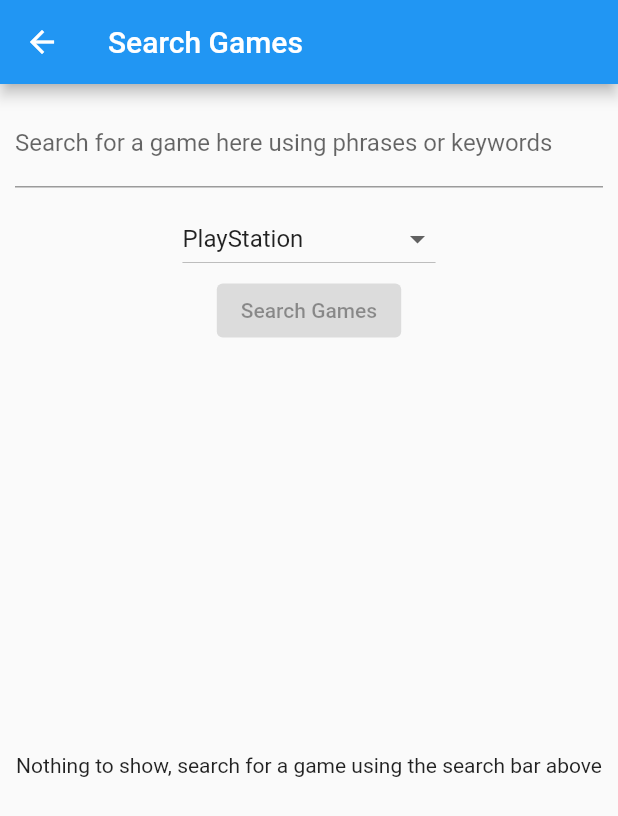
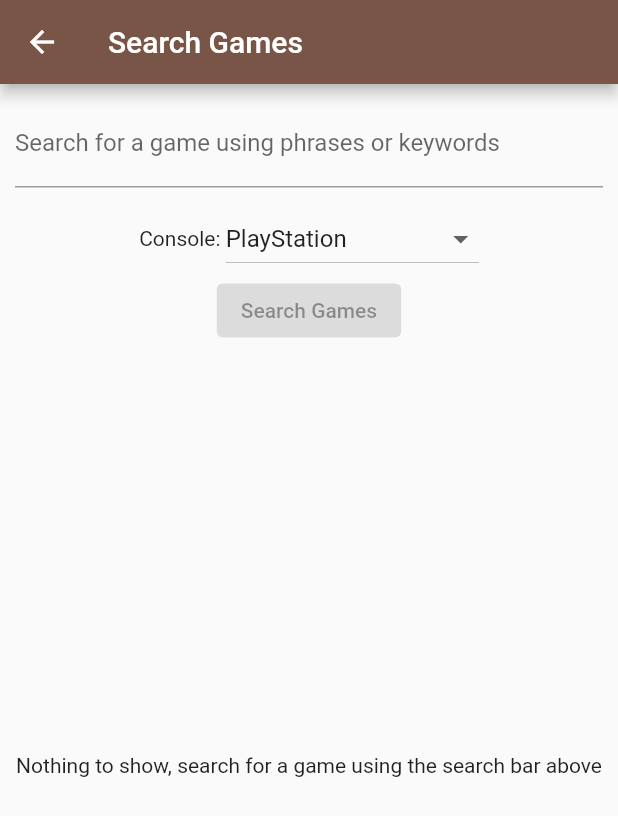
Before and after one commit to DipeshMohanty1098/game-collector-client, a Flutter app: the screen it shows once a user with an empty profile is signed in, after a tap on the "add" icon, on a phone screen of 412 x 824 dp. Shown: the top 816 px of the screen. Run offline on Flutter 3.47's test engine with Material 2 defaults, Android fonts, the phone set to English and light mode, and no system bars; our stand-ins replace cloud_firestore, firebase_auth, firebase_core, flutter_spinkit, google_sign_in, shared_preferences and 1 more; missing offline and left inert: d_chart; accounts and stored records are empty.

Commit message:
added charts and dashboard improved

```diff
--- a/lib/main.dart
+++ b/lib/main.dart
@@ -52,7 +52,7 @@ class _MyAppState extends State<MyApp> {
           // or simply save your changes to "hot reload" in a Flutter IDE).
           // Notice that the counter didn't reset back to zero; the application
           // is not restarted.
-          primarySwatch: Colors.blue,
+          primarySwatch: Colors.brown,
         ),
         home: const Wrapper(),
       ),
--- a/lib/screens/HomePage.dart
+++ b/lib/screens/HomePage.dart
@@ -1,9 +1,9 @@
 import 'dart:developer';
-
+import 'package:d_chart/d_chart.dart';
 import 'package:firebase_auth/firebase_auth.dart';
 import 'package:flutter/material.dart';
+import 'package:game_collector/screens/dashboard/donut_chart.dart';
 import 'package:game_collector/services/auth.dart';
-import 'package:game_collector/screens/auth/login.dart';
 import 'package:game_collector/screens/SearchScreen.dart';
 import 'package:game_collector/services/firebaseservice.dart';
 import 'package:provider/provider.dart';
@@ -20,19 +20,18 @@ class HomePage extends StatefulWidget {
 
 class _HomePageState extends State<HomePage> {
   bool loading = false;
-  bool countLoad = true;
   String text = 'Loading..';
   FirebaseService fbService;
+  Map<String, dynamic> gameDistribution;
   int gameCount = 0;
   @override
   void initState() {
     super.initState();
     //log(widget.firebaseUser.toString());
     fbService = FirebaseService(firebaseUser: widget.firebaseUser);
-    fbService.gameCount().then((value) => {
+    fbService.userInfo().then((value) => {
           setState(() {
-            gameCount = value;
-            countLoad = false;
+            gameDistribution = value;
           })
         });
   }
@@ -53,6 +52,7 @@ class _HomePageState extends State<HomePage> {
         : Scaffold(
             appBar: AppBar(
               title: const Text("Your Dashboard"),
+              centerTitle: true,
               actions: [
                 IconButton(
                     onPressed: () {
@@ -61,13 +61,35 @@ class _HomePageState extends State<HomePage> {
                     icon: const Icon(Icons.power_settings_new))
               ],
             ),
-            body:
-                Column(mainAxisAlignment: MainAxisAlignment.center, children: [
-              Center(child: Text(firebaseUser.displayName)),
+            body: Column(children: [
+              const SizedBox(height: 25.0),
+              Center(
+                  child: Text(
+                "Welcome ${firebaseUser.displayName}!",
+                style: const TextStyle(fontSize: 25),
+              )),
               const SizedBox(height: 20),
-              countLoad
-                  ? const CircularProgressIndicator()
-                  : Text('Total Number of games owned: $gameCount')
+              const Text('Here is a quick summary of your collection'),
+              const SizedBox(height: 20),
+              gameDistribution == null
+                  ? const Center(child: CircularProgressIndicator())
+                  : Card(
+                      elevation: 5,
+                      child: Container(
+                        padding: const EdgeInsets.fromLTRB(0, 50, 0, 50),
+                        child: Distribution(
+                          playStation: gameDistribution['PlayStation'],
+                          playStation2: gameDistribution['PlayStation 2'],
+                          playStation3: gameDistribution['PlayStation 3'],
+                          playStation4: gameDistribution['PlayStation 4'],
+                          playStation5: gameDistribution['PlayStation 5'],
+                          playStationvita: gameDistribution['PlayStation Vita'],
+                          playStationportable:
+                              gameDistribution['PlayStation Portable'],
+                        ),
+                      ),
+                    ),
+              const SizedBox(height: 50),
             ]),
             floatingActionButton: FloatingActionButton(
               onPressed: () {
@@ -82,3 +104,21 @@ class _HomePageState extends State<HomePage> {
           );
   }
 }
+
+
+/*
+SizedBox(
+                      height: 300,
+                      width: 300,
+                      child: Distribution(
+                        playStation: gameDistribution['PlayStation'],
+                        playStation2: gameDistribution['PlayStation 2'],
+                        playStation3: gameDistribution['PlayStation 3'],
+                        playStation4: gameDistribution['PlayStation 4'],
+                        playStation5: gameDistribution['PlayStation 5'],
+                        playStationvita: gameDistribution['PlayStation Vita'],
+                        playStationportable:
+                            gameDistribution['PlayStation Portable'],
+                      ),
+                    ),
+*/
--- a/lib/screens/SearchScreen.dart
+++ b/lib/screens/SearchScreen.dart
@@ -46,8 +46,8 @@ class _SearchScreenState extends State<SearchScreen> {
     setState(() {
       pageNumber += 1;
     });
-    List<dynamic> results =
-        await dbService.getgameResults(searchQuery, "ps3", pageNumber);
+    List<dynamic> results = await dbService.getgameResults(
+        searchQuery, tags[consoleValue], pageNumber);
     if (results.isEmpty) {
       setState(() {
         noMoreResults = true;
@@ -57,7 +57,7 @@ class _SearchScreenState extends State<SearchScreen> {
       setState(() {
         games = newResults;
       });
-      log("AFTER ADDING: ${games.toString()}");
+      //log("AFTER ADDING: ${games.toString()}");
     }
   }
 
@@ -74,10 +74,13 @@ class _SearchScreenState extends State<SearchScreen> {
             child: TextField(
               onChanged: changeText,
               decoration: const InputDecoration(
-                  labelText:
-                      'Search for a game here using phrases or keywords'),
+                  labelText: 'Search for a game using phrases or keywords'),
             ),
           ),
+          Row(
+            mainAxisAlignment: MainAxisAlignment.center,
+            children: [
+              const Text("Console: "),
               DropdownButton(
                   value: consoleValue,
                   hint: const Text('Choose the console'),
@@ -91,7 +94,9 @@ class _SearchScreenState extends State<SearchScreen> {
                     setState(() {
                       consoleValue = newValue;
                     });
-              }),
+                  })
+            ],
+          ),
           ElevatedButton(
               onPressed: searchQuery == ""
                   ? null
@@ -105,7 +110,7 @@ class _SearchScreenState extends State<SearchScreen> {
                         });
                         List<dynamic> games = await dbService.getgameResults(
                             searchQuery, tags[consoleValue], 0);
-                        log(games.toString());
+                        //log(games.toString());
                         setState(() {
                           this.games = games;
                           loading = false;
@@ -161,11 +166,3 @@ class _SearchScreenState extends State<SearchScreen> {
     );
   }
 }
-
-/*
-gridDelegate: const SliverGridDelegateWithMaxCrossAxisExtent(
-                  maxCrossAxisExtent: 220,
-                  childAspectRatio: 3 / 2,
-                  crossAxisSpacing: 10,
-                  mainAxisSpacing: 10),
-                  */
--- a/lib/services/mongoDBservice.dart
+++ b/lib/services/mongoDBservice.dart
@@ -17,7 +17,7 @@ class MongodbService {
   Future<List<dynamic>> getgameResults(
       String searchQuery, String tags, int pageNumber) async {
     var url = Uri.parse(
-        'http://192.168.0.101:3000/data/gameSearch?p=$pageNumber&title=$searchQuery&tags=$tags');
+        'http://192.168.0.107:3000/data/gameSearch?p=$pageNumber&title=$searchQuery&tags=$tags');
     var response = await http
         .get(url, headers: headers)
         .timeout(const Duration(seconds: 30), onTimeout: () {
--- a/pubspec.yaml
+++ b/pubspec.yaml
@@ -39,6 +39,8 @@ dependencies:
   provider:
   transparent_image: ^2.0.1
   cloud_firestore: ^4.7.1
+  fl_chart: ^0.62.0
+  d_chart: ^2.2.11
 
 
 
```
Also changed, not shown: pubspec.lock. Lines whose indentation alone changed are shown as unchanged.
